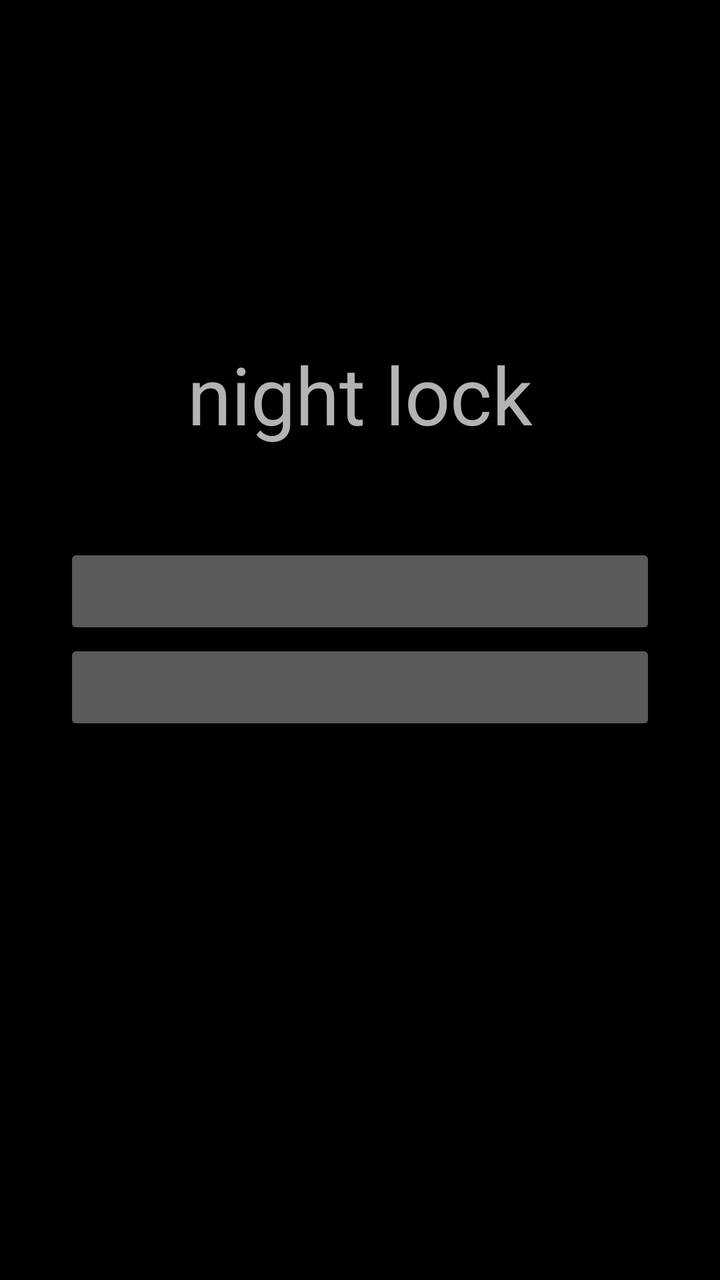
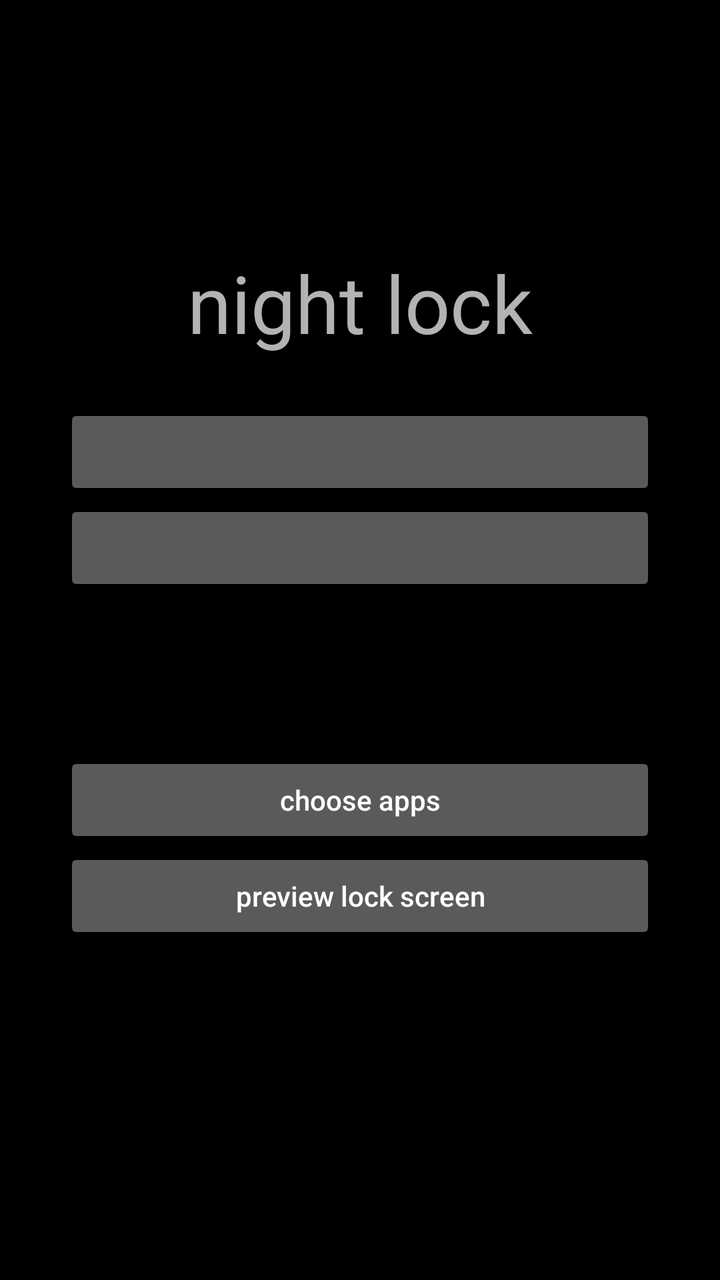

Before-and-after screenshots of an Android layout around one commit, followed by the original layout XML and the change that was made.
<!-- AndroidManifest.xml: application theme Theme.NightLock -->
<!-- res/layout/main.xml -->
<?xml version="1.0" encoding="utf-8"?>
<LinearLayout xmlns:android="http://schemas.android.com/apk/res/android"
    android:layout_width="match_parent"
    android:layout_height="match_parent"
    android:orientation="vertical"
    android:gravity="center"
    android:padding="32dp">

    <TextView
        android:text="@string/app_name"
        android:textSize="40sp"
        android:layout_marginBottom="48dp"
        android:layout_width="wrap_content"
        android:layout_height="wrap_content" />

    <Button
        android:id="@+id/start"
        android:layout_width="match_parent"
        android:layout_height="wrap_content" />

    <Button
        android:id="@+id/end"
        android:layout_width="match_parent"
        android:layout_height="wrap_content" />

    <TextView
        android:id="@+id/schedule"
        android:layout_marginTop="16dp"
        android:layout_width="match_parent"
        android:layout_height="wrap_content" />

    <TextView
        android:id="@+id/status"
        android:layout_marginTop="48dp"
        android:textSize="14sp"
        android:textIsSelectable="true"
        android:layout_width="match_parent"
        android:layout_height="wrap_content" />
</LinearLayout>
<!-- resources referenced by this layout -->
<resources>
  <string name="app_name">night lock</string>
  <style name="Theme.NightLock" parent="android:Theme.Material.NoActionBar">
          <item name="android:windowBackground">@android:color/black</item>
      </style>
</resources>

<!-- the commit's change to res/layout/main.xml (unified diff, before → after) -->
@@ -1,7 +1,11 @@
 <?xml version="1.0" encoding="utf-8"?>
-<LinearLayout xmlns:android="http://schemas.android.com/apk/res/android"
+<ScrollView xmlns:android="http://schemas.android.com/apk/res/android"
     android:layout_width="match_parent"
     android:layout_height="match_parent"
+    android:fillViewport="true">
+<LinearLayout
+    android:layout_width="match_parent"
+    android:layout_height="wrap_content"
     android:orientation="vertical"
     android:gravity="center"
     android:padding="32dp">
@@ -9,7 +13,7 @@
     <TextView
         android:text="@string/app_name"
         android:textSize="40sp"
-        android:layout_marginBottom="48dp"
+        android:layout_marginBottom="24dp"
         android:layout_width="wrap_content"
         android:layout_height="wrap_content" />
 
@@ -30,10 +34,31 @@
         android:layout_height="wrap_content" />
 
     <TextView
+        android:id="@+id/apps_summary"
+        android:layout_marginTop="24dp"
+        android:layout_width="match_parent"
+        android:layout_height="wrap_content" />
+
+    <Button
+        android:id="@+id/apps"
+        android:text="@string/apps"
+        android:textAllCaps="false"
+        android:layout_width="match_parent"
+        android:layout_height="wrap_content" />
+
+    <Button
+        android:id="@+id/preview"
+        android:text="@string/preview"
+        android:textAllCaps="false"
+        android:layout_width="match_parent"
+        android:layout_height="wrap_content" />
+
+    <TextView
         android:id="@+id/status"
-        android:layout_marginTop="48dp"
+        android:layout_marginTop="24dp"
         android:textSize="14sp"
         android:textIsSelectable="true"
         android:layout_width="match_parent"
         android:layout_height="wrap_content" />
 </LinearLayout>
+</ScrollView>
<!-- resource entries referenced after the edit -->
@@ -1,6 +1,8 @@
 <!-- resources referenced by this layout -->
 <resources>
   <string name="app_name">night lock</string>
+  <string name="apps">choose apps</string>
+  <string name="preview">preview lock screen</string>
   <style name="Theme.NightLock" parent="android:Theme.Material.NoActionBar">
           <item name="android:windowBackground">@android:color/black</item>
       </style>
